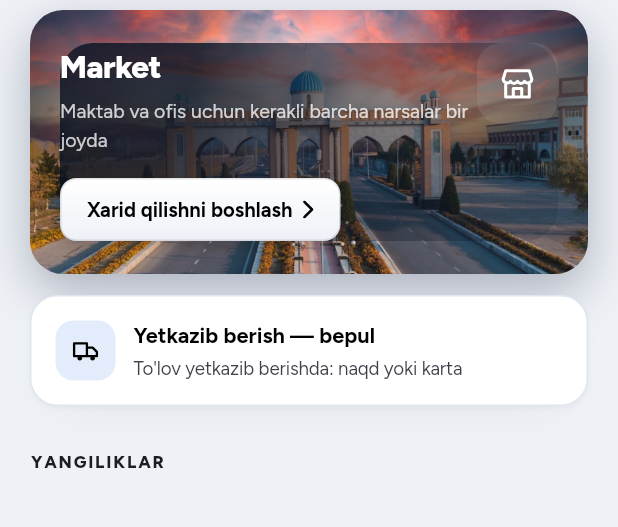
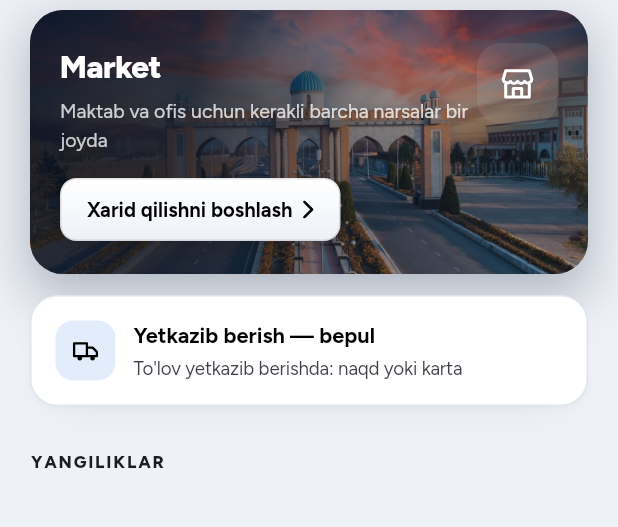
Before and after one commit to sllwllc7/fargonam, a Flutter app: the HomeFeedScreen screen opened directly, on a phone screen of 412 x 824 dp, the part 128-655 px from its top. Run offline on Flutter 3.47's test engine with Material 3 defaults, Android fonts, the phone set to English and light mode, and no system bars; our stand-ins replace cached_network_image, dio, firebase_core, firebase_crashlytics, firebase_messaging, flutter_riverpod and 11 more; missing offline and left inert: yandex_mapkit; accounts and stored records are empty; network calls fail.

Commit message:
fix(ui): foydalanuvchi topgan 3 ta xato — hero chok, ikonka rasm, AI input
1. Bosh sahifa hero kartasidagi to'rtburchak "chok" — gradient overlay
   padding ICHIDA, rasm esa TO'LIQ kartani qoplardi (turli maydon).
   ClipRRect+Positioned.fill bilan ikkalasi endi bir xil to'liq maydonni
   qoplaydi; gradient burchagi 115°ga aniqlashtirildi.

2. fergana-gate.png ilova ikonkasi/splash'dan olib tashlandi — foydalanuvchi
   so'rovi bilan faqat Bosh sahifada qoladi. Ikkalasi endi solid navy
   #16294A.

3. AI ekranidagi yozish maydoni ko'rinmasdi — funksiya kodda bor edi,
   lekin ekran pastki bo'shlig'ini suzuvchi tab bar balandligiga
   moslamagani uchun input tab bar ostida chizilardi. Tuzatildi.

Qurilmada tasdiqlandi: adb screencap orqali barcha uchala tuzatish
vizual ko'rib chiqildi.

Co-Authored-By: Claude Sonnet 5 <noreply@anthropic.com>

```diff
--- a/mobile_user/lib/features/ai_assistant/ai_assistant_screen.dart
+++ b/mobile_user/lib/features/ai_assistant/ai_assistant_screen.dart
@@ -6,6 +6,7 @@ import 'package:flutter_screenutil/flutter_screenutil.dart';
 
 import '../../core/theme/app_colors.dart';
 import '../../core/theme/app_gradients.dart';
+import '../../core/theme/app_spacing.dart';
 import '../../core/theme/app_text_styles.dart';
 
 /// Fargonam AI assistent — HANDOFF.md 2-bo'lim, 12-band. Qoida asosidagi
@@ -163,7 +164,10 @@ class _AiAssistantScreenState extends State<AiAssistantScreen> {
               ),
             ),
             Padding(
-              padding: EdgeInsets.fromLTRB(16.w, 10.h, 16.w, 12.h),
+              // Suzuvchi tab bar ekran ustida chiziladi (app_shell.dart) — pastdan
+              // shuncha bo'shliq qoldirilmasa, input maydoni tab bar ostida
+              // ko'rinmay qoladi.
+              padding: EdgeInsets.fromLTRB(16.w, 10.h, 16.w, 12.h + AppSizes.tabBarHeight + AppSizes.tabBarBottomInset),
               child: Row(
                 children: [
                   Expanded(
--- a/mobile_user/lib/features/home/home_feed_screen.dart
+++ b/mobile_user/lib/features/home/home_feed_screen.dart
@@ -293,36 +293,42 @@ class _HeroMarketCardState extends State<_HeroMarketCard> {
         duration: AppMotion.pressedDuration,
         child: Container(
           margin: const EdgeInsets.fromLTRB(20, 16, 20, 0),
-          padding: const EdgeInsets.fromLTRB(20, 22, 20, 22),
-          decoration: BoxDecoration(
+          decoration: const BoxDecoration(
+            boxShadow: [BoxShadow(color: Color(0x4D101F38), blurRadius: 28, offset: Offset(0, 12))],
+          ),
+          child: ClipRRect(
             borderRadius: BorderRadius.circular(AppRadius.cardLarge),
-            image: const DecorationImage(
-              image: AssetImage('assets/images/fergana-gate.png'),
-              fit: BoxFit.cover,
-              alignment: Alignment(0, -0.4),
-            ),
-            boxShadow: const [BoxShadow(color: Color(0x4D101F38), blurRadius: 28, offset: Offset(0, 12))],
-          ),
             child: Stack(
               children: [
+                // dc.html: background:url(...) center 30%/cover — butun kartani qoplaydi.
                 Positioned.fill(
+                  child: Image.asset(
+                    'assets/images/fergana-gate.png',
+                    fit: BoxFit.cover,
+                    alignment: const Alignment(0, -0.4),
+                  ),
+                ),
+                // dc.html: inset:0 gradient — rasm bilan bir xil to'liq maydonni qoplaydi
+                // (padding ICHIDA emas — shu joyda avval "chok" xatosi bor edi).
+                const Positioned.fill(
                   child: DecoratedBox(
                     decoration: BoxDecoration(
-                    borderRadius: BorderRadius.circular(AppRadius.cardLarge),
                       gradient: LinearGradient(
-                      begin: Alignment.topLeft,
-                      end: Alignment.bottomRight,
-                      stops: const [0.25, 0.62, 1],
+                        begin: Alignment(-0.9, -0.42),
+                        end: Alignment(0.9, 0.42),
+                        stops: [0.25, 0.62, 1],
                         colors: [
-                        const Color(0xFF081223).withValues(alpha: 0.8),
-                        const Color(0xFF081223).withValues(alpha: 0.4),
-                        const Color(0xFF081223).withValues(alpha: 0.12),
+                          Color(0xCC081223),
+                          Color(0x66081223),
+                          Color(0x1F081223),
                         ],
                       ),
                     ),
                   ),
                 ),
-              Column(
+                Padding(
+                  padding: const EdgeInsets.fromLTRB(20, 22, 20, 22),
+                  child: Column(
                     crossAxisAlignment: CrossAxisAlignment.start,
                     children: [
                       Row(
@@ -384,7 +390,9 @@ class _HeroMarketCardState extends State<_HeroMarketCard> {
                       ),
                     ],
                   ),
+                ),
               ],
+            ),
           ),
         ),
       ),
--- a/mobile_user/pubspec.yaml
+++ b/mobile_user/pubspec.yaml
@@ -78,14 +78,12 @@ flutter_launcher_icons:
   ios: false
   image_path: "assets/icon/app_icon.png"
   adaptive_icon_background: "#16294A"
-  adaptive_icon_foreground: "assets/icon/app_icon_foreground.png"
+  adaptive_icon_foreground: "assets/icon/app_icon.png"
 
 flutter_native_splash:
   color: "#16294A"
-  image: assets/icon/app_icon_foreground.png
   android_12:
     color: "#16294A"
-    image: assets/icon/app_icon_foreground.png
   android: true
   ios: false
   web: false
```
Also changed, not shown: mobile_user/assets/icon/app_icon.png, mobile_user/assets/icon/app_icon_foreground.png (deleted), 30 other files. Lines whose indentation alone changed are shown as unchanged.
